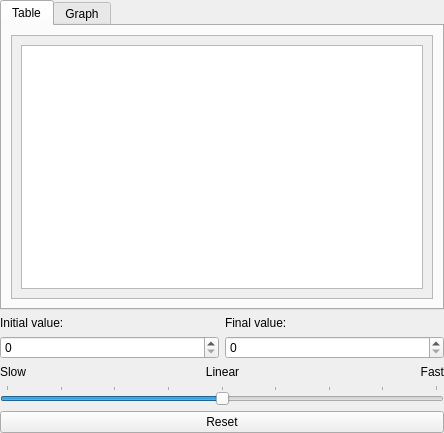
Qt form CustomWidgets/panelprogressiontable.ui (RPG-Paper-Maker/RPG-Paper-Maker) before a commit.
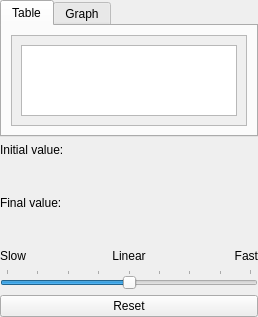
The same form after that commit. Custom widgets are drawn as their Qt base class.

What changed in the file:
```diff
--- a/CustomWidgets/panelprogressiontable.ui
+++ b/CustomWidgets/panelprogressiontable.ui
@@ -6,8 +6,8 @@
    <rect>
     <x>0</x>
     <y>0</y>
-    <width>444</width>
-    <height>433</height>
+    <width>258</width>
+    <height>317</height>
    </rect>
   </property>
   <property name="windowTitle">
@@ -28,7 +28,7 @@
    </property>
    <item row="0" column="0">
     <layout class="QGridLayout" name="gridLayout_2">
-     <item row="0" column="0" colspan="4">
+     <item row="0" column="0" colspan="2">
       <widget class="QTabWidget" name="tabWidget">
        <property name="currentIndex">
         <number>0</number>
@@ -48,8 +48,8 @@
              <rect>
               <x>0</x>
               <y>0</y>
-              <width>418</width>
-              <height>245</height>
+              <width>218</width>
+              <height>88</height>
              </rect>
             </property>
             <layout class="QGridLayout" name="gridLayout_4">
@@ -81,60 +81,75 @@
        </widget>
       </widget>
      </item>
-     <item row="1" column="0" colspan="2">
+     <item row="1" column="0">
       <widget class="QLabel" name="label_16">
        <property name="text">
         <string>Initial value:</string>
        </property>
       </widget>
      </item>
-     <item row="1" column="2" colspan="2">
+     <item row="1" column="1" rowspan="4">
+      <spacer name="horizontalSpacer">
+       <property name="orientation">
+        <enum>Qt::Horizontal</enum>
+       </property>
+       <property name="sizeHint" stdset="0">
+        <size>
+         <width>40</width>
+         <height>98</height>
+        </size>
+       </property>
+      </spacer>
+     </item>
+     <item row="2" column="0">
+      <widget class="PanelPrimitiveValue" name="panelPrimitiveValueInitial" native="true">
+       <property name="minimumSize">
+        <size>
+         <width>250</width>
+         <height>27</height>
+        </size>
+       </property>
+       <property name="maximumSize">
+        <size>
+         <width>250</width>
+         <height>27</height>
+        </size>
+       </property>
+      </widget>
+     </item>
+     <item row="3" column="0">
       <widget class="QLabel" name="label_17">
        <property name="text">
         <string>Final value:</string>
        </property>
       </widget>
      </item>
-     <item row="2" column="0" colspan="2">
-      <widget class="QSpinBox" name="spinBoxInit">
-       <property name="maximumSize">
+     <item row="4" column="0">
+      <widget class="PanelPrimitiveValue" name="panelPrimitiveValueFinal" native="true">
+       <property name="minimumSize">
         <size>
-         <width>16777215</width>
-         <height>16777215</height>
+         <width>250</width>
+         <height>27</height>
         </size>
        </property>
-       <property name="minimum">
-        <number>0</number>
-       </property>
-       <property name="maximum">
-        <number>999999999</number>
-       </property>
-      </widget>
-     </item>
-     <item row="2" column="2" colspan="2">
-      <widget class="QSpinBox" name="spinBoxFinal">
        <property name="maximumSize">
         <size>
-         <width>16777215</width>
-         <height>16777215</height>
+         <width>250</width>
+         <height>27</height>
         </size>
        </property>
-       <property name="minimum">
-        <number>0</number>
-       </property>
-       <property name="maximum">
-        <number>999999999</number>
-       </property>
       </widget>
      </item>
-     <item row="3" column="0">
+     <item row="5" column="0" colspan="2">
+      <layout class="QHBoxLayout" name="horizontalLayout">
+       <item>
       <widget class="QLabel" name="label">
        <property name="text">
         <string>Slow</string>
        </property>
       </widget>
      </item>
-     <item row="3" column="1" colspan="2">
+       <item>
       <widget class="QLabel" name="label_2">
        <property name="text">
         <string>Linear</string>
@@ -144,7 +159,7 @@
        </property>
       </widget>
      </item>
-     <item row="3" column="3">
+       <item>
       <widget class="QLabel" name="label_3">
        <property name="layoutDirection">
         <enum>Qt::LeftToRight</enum>
@@ -157,7 +172,9 @@
        </property>
       </widget>
      </item>
-     <item row="4" column="0" colspan="4">
+      </layout>
+     </item>
+     <item row="6" column="0" colspan="2">
       <widget class="QSlider" name="horizontalSlider">
        <property name="minimum">
         <number>-4</number>
@@ -173,7 +190,7 @@
        </property>
       </widget>
      </item>
-     <item row="5" column="0" colspan="4">
+     <item row="7" column="0" colspan="2">
       <widget class="QPushButton" name="pushButtonReset">
        <property name="text">
         <string>Reset</string>
@@ -185,6 +202,12 @@
   </layout>
  </widget>
  <customwidgets>
+  <customwidget>
+   <class>PanelPrimitiveValue</class>
+   <extends>QWidget</extends>
+   <header>panelprimitivevalue.h</header>
+   <container>1</container>
+  </customwidget>
   <customwidget>
    <class>WidgetTableProgression</class>
    <extends>QTableWidget</extends>
```
Lines whose indentation alone changed are shown as unchanged.
